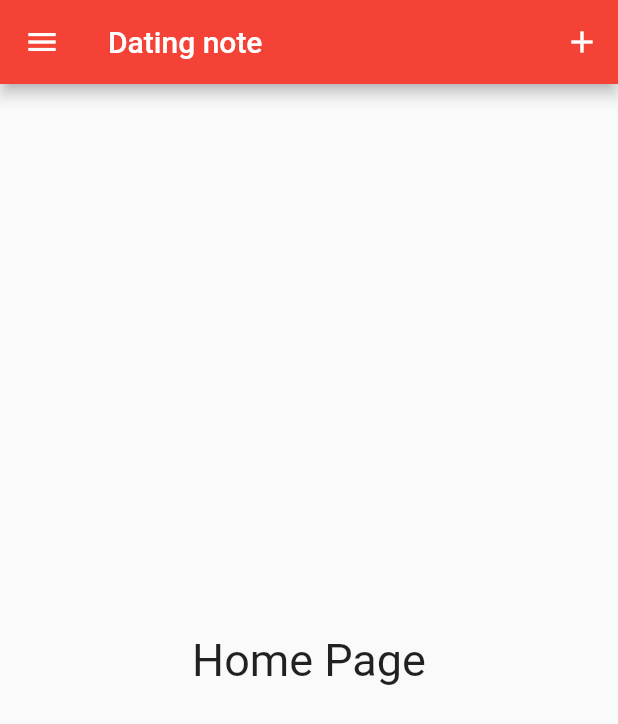
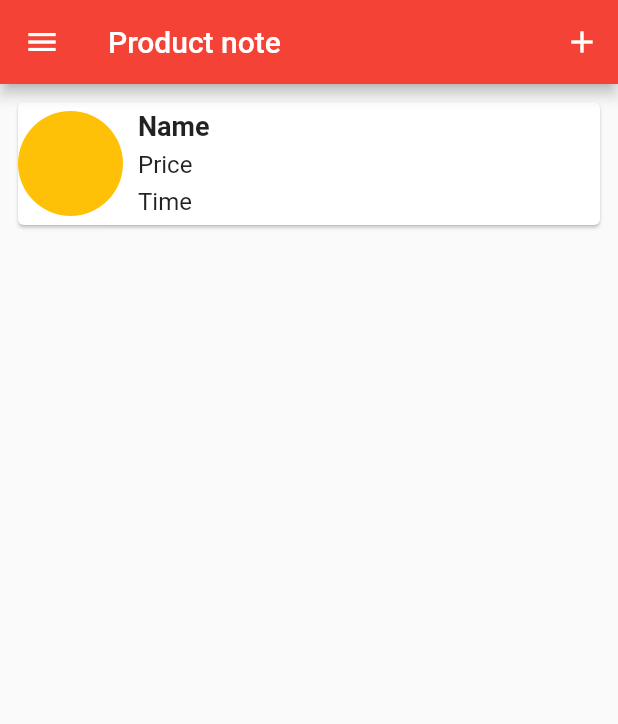
Before and after one commit to luonverak/FirebaseFlutter-2-3, a Flutter app: the screen it shows once a user with an empty profile is signed in, in the side drawer, after a tap on the "add" icon, on a phone screen of 412 x 824 dp. Shown: the top 724 px of the screen. Run offline on Flutter 3.47's test engine with Material 2 defaults, Android fonts, the phone set to English and light mode, and no system bars; drawn by our look-alikes of flutter_slidable; our stand-ins replace firebase_auth, firebase_core, get, google_sign_in; accounts and stored records are empty.

Commit message:
code commit

```diff
--- a/lib/auth/controller/user_controller.dart
+++ b/lib/auth/controller/user_controller.dart
@@ -1,7 +1,7 @@
 import 'package:firebase_auth/firebase_auth.dart';
 import 'package:flutter_firebase/auth/model/user_model.dart';
 import 'package:flutter_firebase/auth/view/login_screen.dart';
-import 'package:flutter_firebase/home/model/home_screen.dart';
+import 'package:flutter_firebase/home/view/home_screen.dart';
 import 'package:get/get.dart';
 import 'package:google_sign_in/google_sign_in.dart';
 
--- /dev/null
+++ b/lib/home/controller/product_controller.dart
@@ -0,0 +1,5 @@
+import 'package:get/get.dart';
+
+class ProductController extends GetxController {
+
+}
--- a/lib/home/model/home_screen.dart
+++ /dev/null
@@ -1,35 +0,0 @@
-import 'package:firebase_auth/firebase_auth.dart';
-import 'package:flutter/material.dart';
-import 'package:flutter_firebase/auth/controller/user_controller.dart';
-import 'package:flutter_firebase/home/widget/colors.dart';
-import 'package:get/get.dart';
-
-import '../widget/user_setting.dart';
-
-class HomeScreen extends StatelessWidget {
-  HomeScreen({super.key});
-  final UserController controller = Get.put(UserController());
-  final user = FirebaseAuth.instance.currentUser;
-  @override
-  Widget build(BuildContext context) {
-    return Scaffold(
-      drawer: Usersetting(),
-      appBar: AppBar(
-        backgroundColor: appBarColor,
-        title: const Text('Dating note'),
-        actions: [
-          IconButton(
-            onPressed: () {},
-            icon: const Icon(Icons.add),
-          ),
-        ],
-      ),
-      body: const Center(
-        child: Text(
-          'Home Page',
-          style: TextStyle(fontSize: 30),
-        ),
-      ),
-    );
-  }
-}
--- /dev/null
+++ b/lib/home/model/prooduct_model.dart
@@ -0,0 +1,32 @@
+class ProductModel {
+  final int id;
+  final String name;
+  final double price;
+  final String image;
+  final String time;
+
+  ProductModel(
+      {required this.id,
+      required this.name,
+      required this.price,
+      required this.image,
+      required this.time});
+  // using for add & update data
+  Map<String, dynamic> fromJson() {
+    return {
+      'id': id,
+      'name': name,
+      'price': price,
+      'image': image,
+      'time': time
+    };
+  }
+
+  // using for get data
+  ProductModel.toJson(Map<String, dynamic> res)
+      : id = res['id'],
+        name = res['name'],
+        price = res['price'],
+        image = res['image'],
+        time = res['time'];
+}
--- /dev/null
+++ b/lib/home/view/home_screen.dart
@@ -0,0 +1,102 @@
+import 'package:firebase_auth/firebase_auth.dart';
+import 'package:flutter/material.dart';
+import 'package:flutter_firebase/auth/controller/user_controller.dart';
+import 'package:flutter_firebase/home/view/add_edit_screen.dart';
+import 'package:flutter_firebase/home/widget/colors.dart';
+import 'package:flutter_slidable/flutter_slidable.dart';
+import 'package:get/get.dart';
+
+import '../widget/user_setting.dart';
+
+class HomeScreen extends StatelessWidget {
+  HomeScreen({super.key});
+  final UserController controller = Get.put(UserController());
+  final user = FirebaseAuth.instance.currentUser;
+  @override
+  Widget build(BuildContext context) {
+    return Scaffold(
+      drawer: Usersetting(),
+      appBar: AppBar(
+        backgroundColor: appBarColor,
+        title: const Text('Product note'),
+        actions: [
+          IconButton(
+            onPressed: () => Get.to(AddAndEditScreen()),
+            icon: const Icon(Icons.add),
+          ),
+        ],
+      ),
+      body: Padding(
+        padding: const EdgeInsets.all(8.0),
+        child: Slidable(
+          endActionPane: ActionPane(
+            motion: const StretchMotion(),
+            children: [
+              SlidableAction(
+                borderRadius: BorderRadius.circular(10),
+                onPressed: (context) => Get.to(
+                  AddAndEditScreen(productModel: null),
+                ),
+                backgroundColor: Colors.green,
+                foregroundColor: Colors.white,
+                icon: Icons.edit,
+                label: 'Edit',
+              ),
+              SlidableAction(
+                borderRadius: BorderRadius.circular(10),
+                onPressed: (context) {},
+                backgroundColor: Colors.red,
+                foregroundColor: Colors.white,
+                icon: Icons.delete,
+                label: 'Delete',
+              ),
+            ],
+          ),
+          child: SizedBox(
+            height: 90,
+            child: Card(
+              child: Row(
+                children: [
+                  Container(
+                    width: 70,
+                    height: 70,
+                    decoration: BoxDecoration(
+                      color: Colors.amber,
+                      borderRadius: BorderRadius.circular(50),
+                    ),
+                  ),
+                  const SizedBox(
+                    width: 10,
+                  ),
+                  const Column(
+                    crossAxisAlignment: CrossAxisAlignment.start,
+                    mainAxisAlignment: MainAxisAlignment.spaceEvenly,
+                    children: [
+                      Text(
+                        'Name',
+                        style: TextStyle(
+                          fontSize: 18,
+                          fontWeight: FontWeight.w600,
+                        ),
+                      ),
+                      Text(
+                        'Price',
+                        style: TextStyle(fontSize: 16),
+                      ),
+                      Text(
+                        'Time',
+                        style: TextStyle(
+                          fontSize: 16,
+                        ),
+                      ),
+                    ],
+                  )
+                ],
+              ),
+            ),
+          ),
+        ),
+      ),
+    );
+  }
+}
--- a/lib/home/widget/user_setting.dart
+++ b/lib/home/widget/user_setting.dart
@@ -41,9 +41,11 @@ class Usersetting extends StatelessWidget {
                 ),
               ),
             ),
-            const Divider(
-              color: Colors.black,
-              thickness: 1,
+            Obx(
+              () => Divider(
+                color: (check.value == true) ? Colors.black : Colors.white,
+                thickness: 1,
+              ),
             ),
             Obx(
               () => ListTile(
--- a/pubspec.yaml
+++ b/pubspec.yaml
@@ -39,8 +39,10 @@ dependencies:
   get: ^4.6.5
   firebase_auth: ^4.15.0
   google_sign_in: ^6.1.5
-  flutter_facebook_auth: ^3.5.0
-  github_sign_in: ^0.0.5-dev.4
+  flutter_slidable: ^3.0.1
+  cloud_firestore: ^4.13.6
+  image_picker: ^1.0.5
+
 
 dev_dependencies:
   flutter_test:
```
Also changed, not shown: lib/home/view/add_edit_screen.dart (added, +85 -0 lines), lib/home/widget/input_field.dart (added, +23 -0 lines), asset/image/9212299.jpg (added), pubspec.lock, 6 other files.
